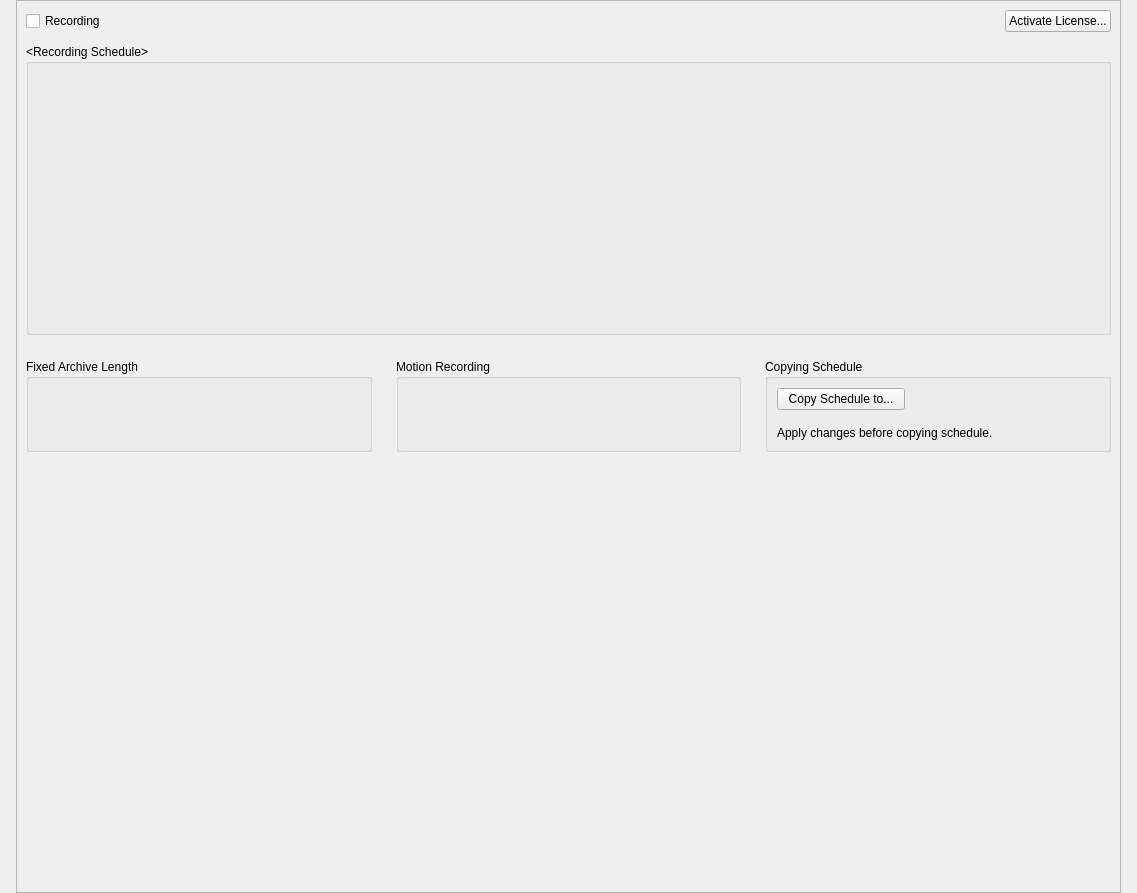
The window that client/nx_client_desktop/src/nx/client/desktop/resource_properties/camera/widgets/camera_schedule_widget.ui (networkoptix/nx_open) describes before a commit, drawn with Qt 5.
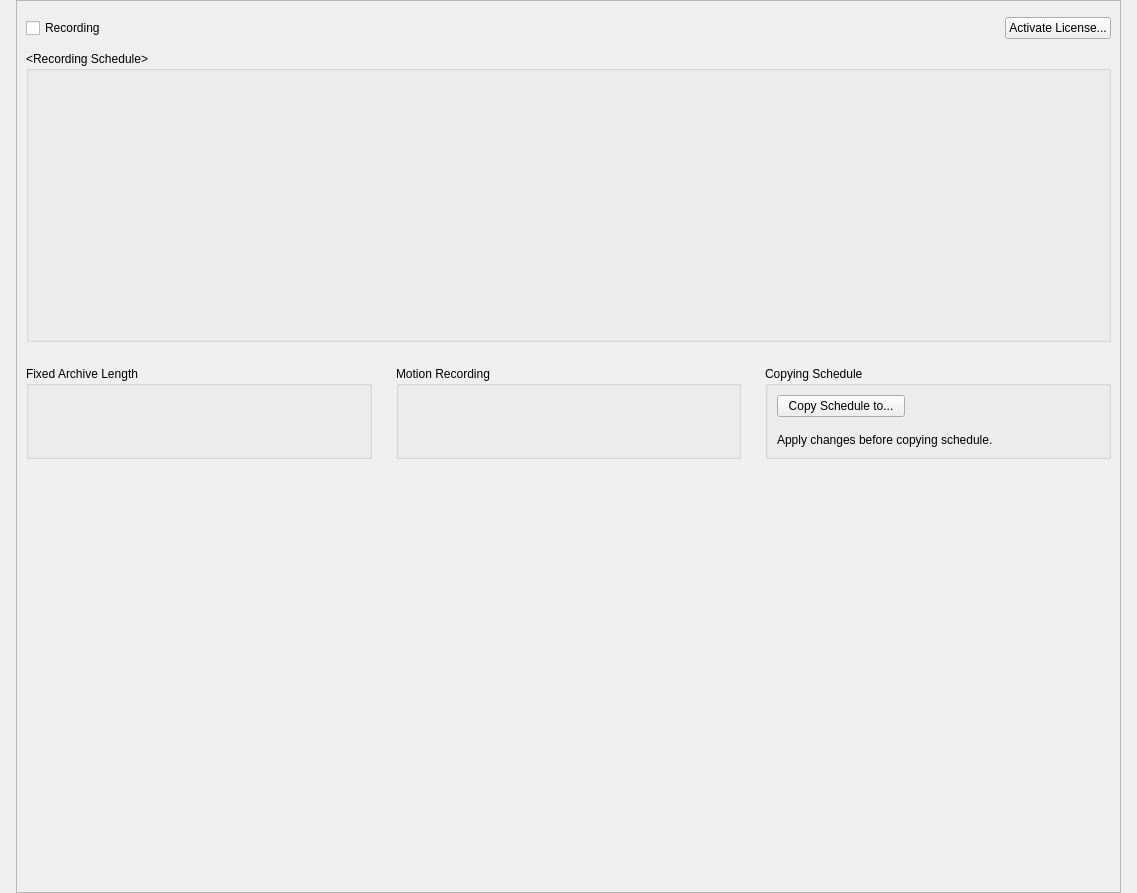
The same window after the commit. Custom widgets are drawn as their Qt base class.

Patch:
```diff
--- a/client/nx_client_desktop/src/nx/client/desktop/resource_properties/camera/widgets/camera_schedule_widget.ui
+++ b/client/nx_client_desktop/src/nx/client/desktop/resource_properties/camera/widgets/camera_schedule_widget.ui
@@ -44,6 +44,9 @@
        </rect>
       </property>
       <layout class="QVBoxLayout" name="verticalLayout_7" stretch="0,0,0,0,0,1">
+       <property name="topMargin">
+        <number>16</number>
+       </property>
        <item>
         <layout class="QHBoxLayout" name="topButtonsLayout">
          <item>
```
